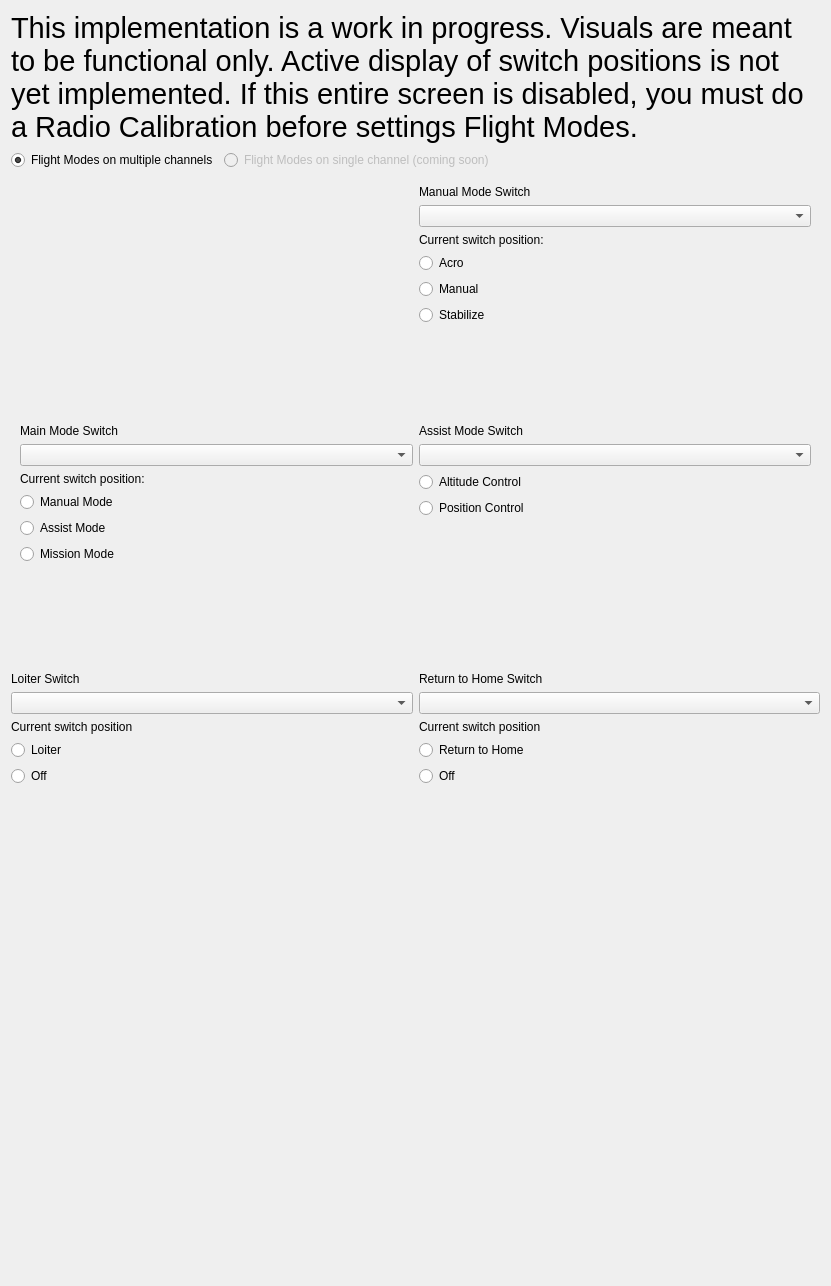
mavlink/qgroundcontrol, file src/AutoPilotPlugins/PX4/FlightModeConfig.ui: the form before one commit.
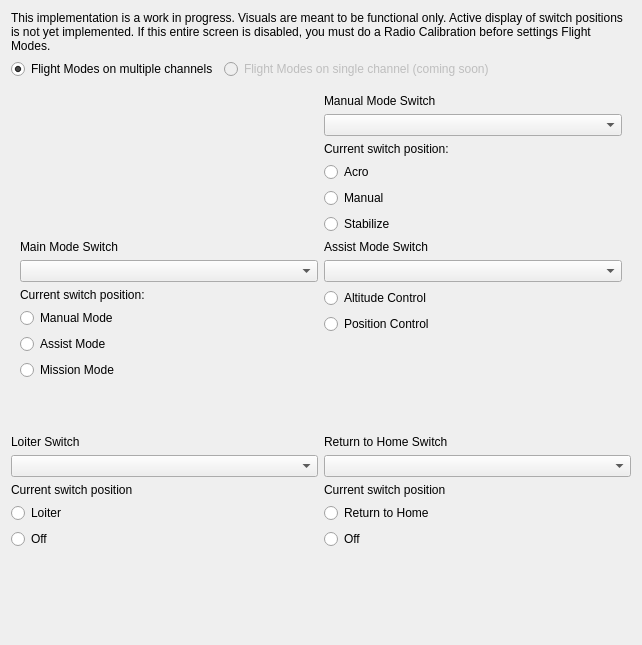
The form after the commit. Custom widgets are drawn as their Qt base class.

```diff
--- a/src/AutoPilotPlugins/PX4/FlightModeConfig.ui
+++ b/src/AutoPilotPlugins/PX4/FlightModeConfig.ui
@@ -6,27 +6,28 @@
    <rect>
     <x>0</x>
     <y>0</y>
-    <width>831</width>
-    <height>1286</height>
+    <width>642</width>
+    <height>645</height>
    </rect>
   </property>
   <property name="sizePolicy">
-   <sizepolicy hsizetype="Preferred" vsizetype="Preferred">
+   <sizepolicy hsizetype="Fixed" vsizetype="Fixed">
     <horstretch>0</horstretch>
     <verstretch>0</verstretch>
    </sizepolicy>
   </property>
+  <property name="minimumSize">
+   <size>
+    <width>642</width>
+    <height>645</height>
+   </size>
+  </property>
   <property name="windowTitle">
    <string>Form</string>
   </property>
   <layout class="QVBoxLayout" name="verticalLayout">
    <item>
     <widget class="QLabel" name="label_8">
-     <property name="font">
-      <font>
-       <pointsize>22</pointsize>
-      </font>
-     </property>
      <property name="text">
       <string>This implementation is a work in progress. Visuals are meant to be functional only. Active display of switch positions is not yet implemented. If this entire screen is disabled, you must do a Radio Calibration before settings Flight Modes.</string>
      </property>
@@ -205,19 +206,6 @@
            </attribute>
           </widget>
          </item>
-         <item>
-          <spacer name="verticalSpacer_3">
-           <property name="orientation">
-            <enum>Qt::Vertical</enum>
-           </property>
-           <property name="sizeHint" stdset="0">
-            <size>
-             <width>20</width>
-             <height>40</height>
-            </size>
-           </property>
-          </spacer>
-         </item>
         </layout>
        </item>
        <item row="1" column="1">
```
